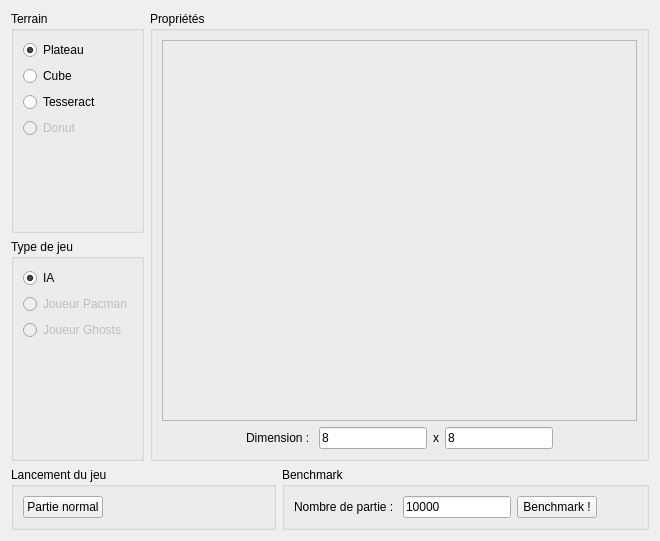
Old version of the form UI/menu.ui in the repository NiarK/Omicron.
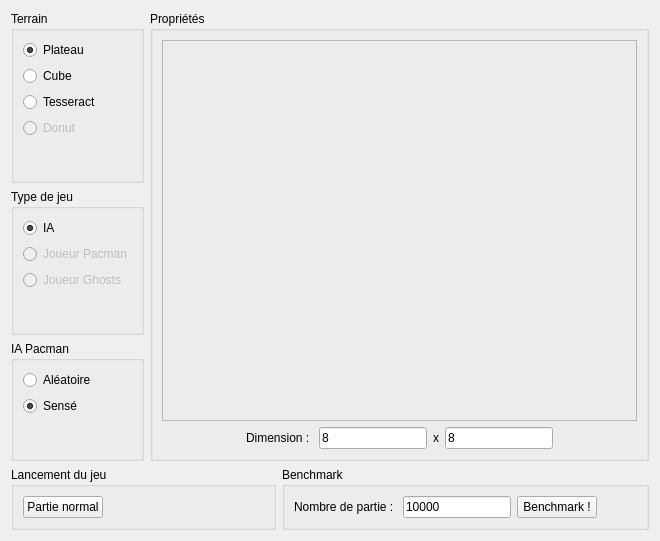
New version of the form.

Patch:
```diff
--- a/UI/menu.ui
+++ b/UI/menu.ui
@@ -135,6 +135,45 @@
          </layout>
         </widget>
        </item>
+       <item>
+        <widget class="QGroupBox" name="groupBox_6">
+         <property name="title">
+          <string>IA Pacman</string>
+         </property>
+         <layout class="QVBoxLayout" name="verticalLayout_4">
+          <item>
+           <widget class="QRadioButton" name="radioButton_8">
+            <property name="text">
+             <string>Aléatoire</string>
+            </property>
+           </widget>
+          </item>
+          <item>
+           <widget class="QRadioButton" name="radioButton_9">
+            <property name="text">
+             <string>Sensé</string>
+            </property>
+            <property name="checked">
+             <bool>true</bool>
+            </property>
+           </widget>
+          </item>
+          <item>
+           <spacer name="verticalSpacer_3">
+            <property name="orientation">
+             <enum>Qt::Vertical</enum>
+            </property>
+            <property name="sizeHint" stdset="0">
+             <size>
+              <width>20</width>
+              <height>40</height>
+             </size>
+            </property>
+           </spacer>
+          </item>
+         </layout>
+        </widget>
+       </item>
       </layout>
      </item>
      <item>
```
